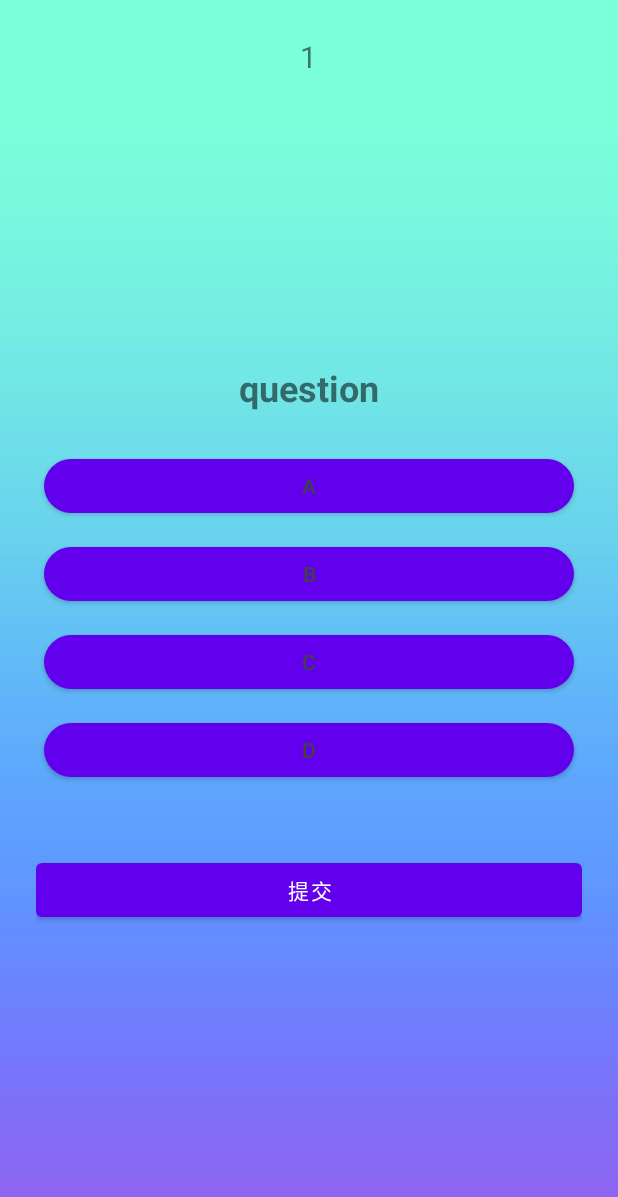
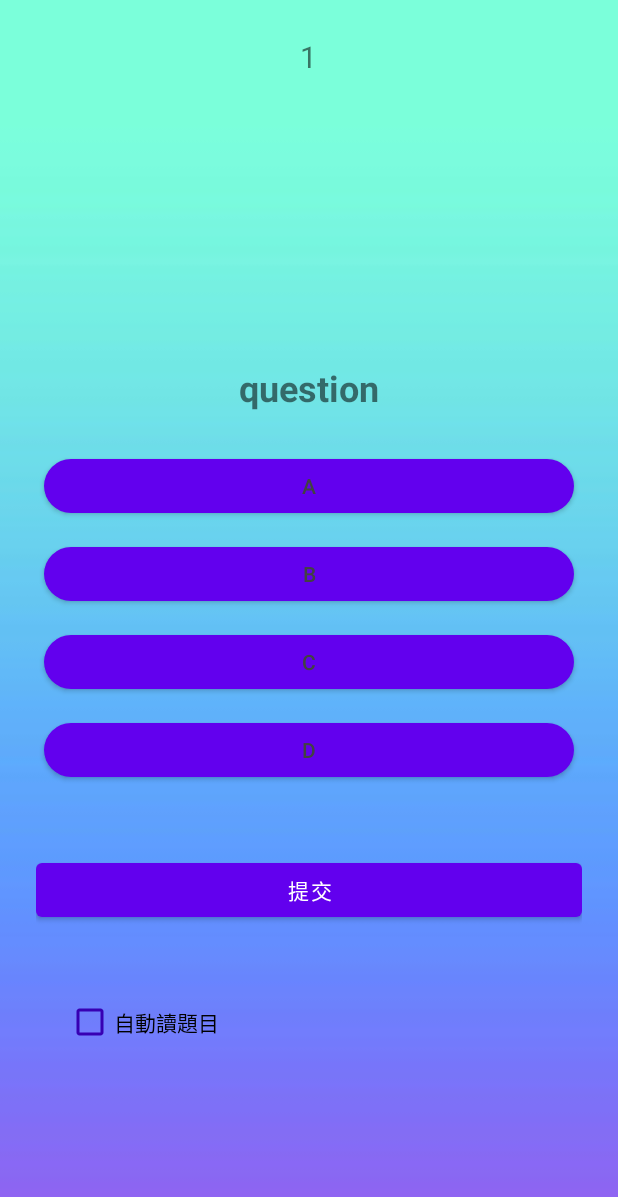
Before and after one commit to jay1018t/3D061, an Android app: the layout activity_button3page.xml on its own in the app's theme, with its tools: preview values and no code run, on a phone screen of 412 x 824 dp. Shown: the top 1197 px of the screen. Run offline under Robolectric (Android 15) with nearby library versions, the phone set to English and light mode, and no system bars.

Commit message:
?fine tune the 3rd page - add voice

```diff
--- a/app/src/main/AndroidManifest.xml
+++ b/app/src/main/AndroidManifest.xml
@@ -34,7 +34,7 @@
             android:exported="true">
             <intent-filter>
                 <action android:name="android.intent.action.MAIN" />
-
+                <action android:name="android.intent.action.TTS_SERVICE" />
                 <category android:name="android.intent.category.LAUNCHER" />
             </intent-filter>
         </activity>
--- a/app/src/main/res/layout/activity_button3page.xml
+++ b/app/src/main/res/layout/activity_button3page.xml
@@ -6,6 +6,8 @@
     android:padding="24dp"
     tools:context=".Button3page"
     android:background="@drawable/background">
+
+
 
     <TextView
         android:layout_width="wrap_content"
@@ -74,6 +76,7 @@
 
     </LinearLayout>
 
+
     <Button
         android:id="@+id/submit_btn"
         android:layout_width="match_parent"
@@ -82,6 +85,16 @@
         android:layout_marginTop="40dp"
         android:text="提交" />
 
+    <CheckBox
+        android:id="@+id/Auto_ReadCheckBox"
+        android:layout_width="wrap_content"
+        android:layout_height="wrap_content"
+        android:layout_marginStart="20dp"
+        android:layout_marginTop="40dp"
+        android:buttonTint="@color/design_default_color_primary_dark"
+        android:text="自動讀題目"
+        android:layout_below="@+id/submit_btn"
+         />
 
 
 </RelativeLayout>
```
Also changed, not shown: app/src/main/java/com/example/a3d06/Button3page.java (+84 -23 lines).
